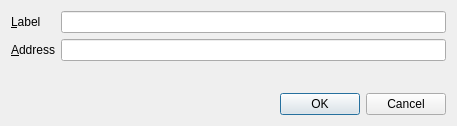
First picture: the form in src/qt/forms/editaddressdialog.ui, repository owner232/USDEX, before the edit.
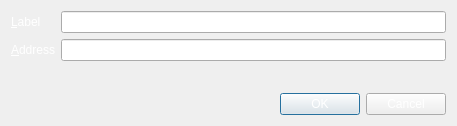
Second picture: the form after the edit. Icons and pictures are not drawn.

Diff of the .ui file:
```diff
--- a/src/qt/forms/editaddressdialog.ui
+++ b/src/qt/forms/editaddressdialog.ui
@@ -24,6 +24,124 @@
      </property>
      <item row="0" column="0">
       <widget class="QLabel" name="label">
+       <property name="palette">
+        <palette>
+         <active>
+          <colorrole role="WindowText">
+           <brush brushstyle="SolidPattern">
+            <color alpha="255">
+             <red>255</red>
+             <green>255</green>
+             <blue>255</blue>
+            </color>
+           </brush>
+          </colorrole>
+          <colorrole role="Text">
+           <brush brushstyle="SolidPattern">
+            <color alpha="255">
+             <red>255</red>
+             <green>255</green>
+             <blue>255</blue>
+            </color>
+           </brush>
+          </colorrole>
+          <colorrole role="ButtonText">
+           <brush brushstyle="SolidPattern">
+            <color alpha="255">
+             <red>255</red>
+             <green>255</green>
+             <blue>255</blue>
+            </color>
+           </brush>
+          </colorrole>
+          <colorrole role="ToolTipText">
+           <brush brushstyle="SolidPattern">
+            <color alpha="255">
+             <red>255</red>
+             <green>255</green>
+             <blue>255</blue>
+            </color>
+           </brush>
+          </colorrole>
+         </active>
+         <inactive>
+          <colorrole role="WindowText">
+           <brush brushstyle="SolidPattern">
+            <color alpha="255">
+             <red>255</red>
+             <green>255</green>
+             <blue>255</blue>
+            </color>
+           </brush>
+          </colorrole>
+          <colorrole role="Text">
+           <brush brushstyle="SolidPattern">
+            <color alpha="255">
+             <red>255</red>
+             <green>255</green>
+             <blue>255</blue>
+            </color>
+           </brush>
+          </colorrole>
+          <colorrole role="ButtonText">
+           <brush brushstyle="SolidPattern">
+            <color alpha="255">
+             <red>255</red>
+             <green>255</green>
+             <blue>255</blue>
+            </color>
+           </brush>
+          </colorrole>
+          <colorrole role="ToolTipText">
+           <brush brushstyle="SolidPattern">
+            <color alpha="255">
+             <red>255</red>
+             <green>255</green>
+             <blue>255</blue>
+            </color>
+           </brush>
+          </colorrole>
+         </inactive>
+         <disabled>
+          <colorrole role="WindowText">
+           <brush brushstyle="SolidPattern">
+            <color alpha="255">
+             <red>120</red>
+             <green>120</green>
+             <blue>120</blue>
+            </color>
+           </brush>
+          </colorrole>
+          <colorrole role="Text">
+           <brush brushstyle="SolidPattern">
+            <color alpha="255">
+             <red>120</red>
+             <green>120</green>
+             <blue>120</blue>
+            </color>
+           </brush>
+          </colorrole>
+          <colorrole role="ButtonText">
+           <brush brushstyle="SolidPattern">
+            <color alpha="255">
+             <red>120</red>
+             <green>120</green>
+             <blue>120</blue>
+            </color>
+           </brush>
+          </colorrole>
+          <colorrole role="ToolTipText">
+           <brush brushstyle="SolidPattern">
+            <color alpha="255">
+             <red>255</red>
+             <green>255</green>
+             <blue>255</blue>
+            </color>
+           </brush>
+          </colorrole>
+         </disabled>
+        </palette>
+       </property>
        <property name="text">
         <string>&amp;Label</string>
        </property>
@@ -41,6 +159,124 @@
      </item>
      <item row="1" column="0">
       <widget class="QLabel" name="label_2">
+       <property name="palette">
+        <palette>
+         <active>
+          <colorrole role="WindowText">
+           <brush brushstyle="SolidPattern">
+            <color alpha="255">
+             <red>255</red>
+             <green>255</green>
+             <blue>255</blue>
+            </color>
+           </brush>
+          </colorrole>
+          <colorrole role="Text">
+           <brush brushstyle="SolidPattern">
+            <color alpha="255">
+             <red>255</red>
+             <green>255</green>
+             <blue>255</blue>
+            </color>
+           </brush>
+          </colorrole>
+          <colorrole role="ButtonText">
+           <brush brushstyle="SolidPattern">
+            <color alpha="255">
+             <red>255</red>
+             <green>255</green>
+             <blue>255</blue>
+            </color>
+           </brush>
+          </colorrole>
+          <colorrole role="ToolTipText">
+           <brush brushstyle="SolidPattern">
+            <color alpha="255">
+             <red>255</red>
+             <green>255</green>
+             <blue>255</blue>
+            </color>
+           </brush>
+          </colorrole>
+         </active>
+         <inactive>
+          <colorrole role="WindowText">
+           <brush brushstyle="SolidPattern">
+            <color alpha="255">
+             <red>255</red>
+             <green>255</green>
+             <blue>255</blue>
+            </color>
+           </brush>
+          </colorrole>
+          <colorrole role="Text">
+           <brush brushstyle="SolidPattern">
+            <color alpha="255">
+             <red>255</red>
+             <green>255</green>
+             <blue>255</blue>
+            </color>
+           </brush>
+          </colorrole>
+          <colorrole role="ButtonText">
+           <brush brushstyle="SolidPattern">
+            <color alpha="255">
+             <red>255</red>
+             <green>255</green>
+             <blue>255</blue>
+            </color>
+           </brush>
+          </colorrole>
+          <colorrole role="ToolTipText">
+           <brush brushstyle="SolidPattern">
+            <color alpha="255">
+             <red>255</red>
+             <green>255</green>
+             <blue>255</blue>
+            </color>
+           </brush>
+          </colorrole>
+         </inactive>
+         <disabled>
+          <colorrole role="WindowText">
+           <brush brushstyle="SolidPattern">
+            <color alpha="255">
+             <red>120</red>
+             <green>120</green>
+             <blue>120</blue>
+            </color>
+           </brush>
+          </colorrole>
+          <colorrole role="Text">
+           <brush brushstyle="SolidPattern">
+            <color alpha="255">
+             <red>120</red>
+             <green>120</green>
+             <blue>120</blue>
+            </color>
+           </brush>
+          </colorrole>
+          <colorrole role="ButtonText">
+           <brush brushstyle="SolidPattern">
+            <color alpha="255">
+             <red>120</red>
+             <green>120</green>
+             <blue>120</blue>
+            </color>
+           </brush>
+          </colorrole>
+          <colorrole role="ToolTipText">
+           <brush brushstyle="SolidPattern">
+            <color alpha="255">
+             <red>255</red>
+             <green>255</green>
+             <blue>255</blue>
+            </color>
+           </brush>
+          </colorrole>
+         </disabled>
+        </palette>
+       </property>
        <property name="text">
         <string>&amp;Address</string>
        </property>
@@ -60,6 +296,124 @@
    </item>
    <item>
     <widget class="QDialogButtonBox" name="buttonBox">
+     <property name="palette">
+      <palette>
+       <active>
+        <colorrole role="WindowText">
+         <brush brushstyle="SolidPattern">
+          <color alpha="255">
+           <red>255</red>
+           <green>255</green>
+           <blue>255</blue>
+          </color>
+         </brush>
+        </colorrole>
+        <colorrole role="Text">
+         <brush brushstyle="SolidPattern">
+          <color alpha="255">
+           <red>255</red>
+           <green>255</green>
+           <blue>255</blue>
+          </color>
+         </brush>
+        </colorrole>
+        <colorrole role="ButtonText">
+         <brush brushstyle="SolidPattern">
+          <color alpha="255">
+           <red>255</red>
+           <green>255</green>
+           <blue>255</blue>
+          </color>
+         </brush>
+        </colorrole>
+        <colorrole role="ToolTipText">
+         <brush brushstyle="SolidPattern">
+          <color alpha="255">
+           <red>255</red>
+           <green>255</green>
+           <blue>255</blue>
+          </color>
+         </brush>
+        </colorrole>
+       </active>
+       <inactive>
+        <colorrole role="WindowText">
+         <brush brushstyle="SolidPattern">
+          <color alpha="255">
+           <red>255</red>
+           <green>255</green>
+           <blue>255</blue>
+          </color>
+         </brush>
+        </colorrole>
+        <colorrole role="Text">
+         <brush brushstyle="SolidPattern">
+          <color alpha="255">
+           <red>255</red>
+           <green>255</green>
+           <blue>255</blue>
+          </color>
+         </brush>
+        </colorrole>
+        <colorrole role="ButtonText">
+         <brush brushstyle="SolidPattern">
+          <color alpha="255">
+           <red>255</red>
+           <green>255</green>
+           <blue>255</blue>
+          </color>
+         </brush>
+        </colorrole>
+        <colorrole role="ToolTipText">
+         <brush brushstyle="SolidPattern">
+          <color alpha="255">
+           <red>255</red>
+           <green>255</green>
+           <blue>255</blue>
+          </color>
+         </brush>
+        </colorrole>
+       </inactive>
+       <disabled>
+        <colorrole role="WindowText">
+         <brush brushstyle="SolidPattern">
+          <color alpha="255">
+           <red>120</red>
+           <green>120</green>
+           <blue>120</blue>
+          </color>
+         </brush>
+        </colorrole>
+        <colorrole role="Text">
+         <brush brushstyle="SolidPattern">
+          <color alpha="255">
+           <red>120</red>
+           <green>120</green>
+           <blue>120</blue>
+          </color>
+         </brush>
+        </colorrole>
+        <colorrole role="ButtonText">
+         <brush brushstyle="SolidPattern">
+          <color alpha="255">
+           <red>120</red>
+           <green>120</green>
+           <blue>120</blue>
+          </color>
+         </brush>
+        </colorrole>
+        <colorrole role="ToolTipText">
+         <brush brushstyle="SolidPattern">
+          <color alpha="255">
+           <red>255</red>
+           <green>255</green>
+           <blue>255</blue>
+          </color>
+         </brush>
+        </colorrole>
+       </disabled>
+      </palette>
+     </property>
      <property name="orientation">
       <enum>Qt::Horizontal</enum>
      </property>
```
